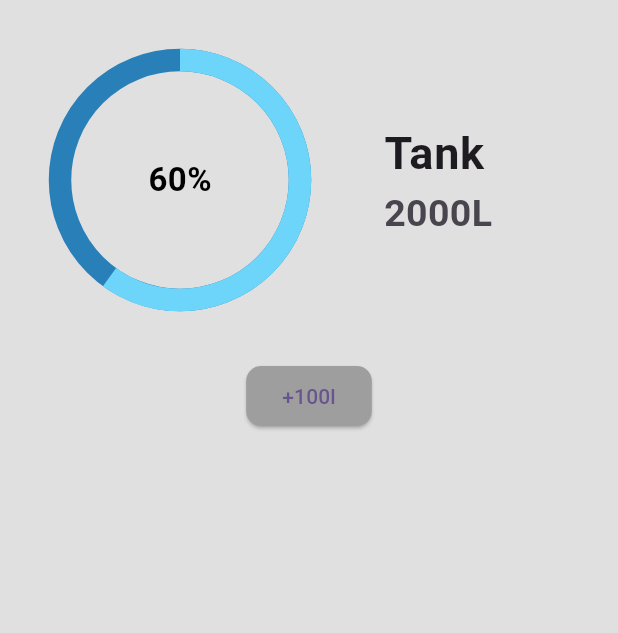
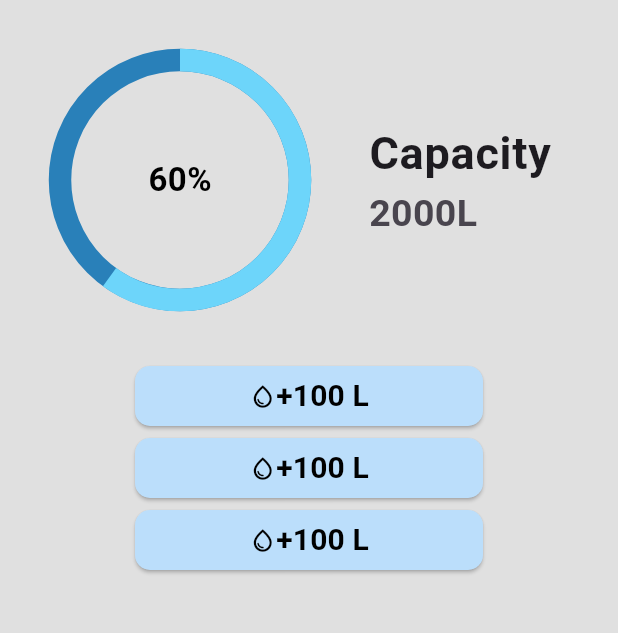
Before and after one commit to mr-riad/Water-Tracker-App, a Flutter app: the screen it shows after launch, on a phone screen of 412 x 824 dp, the part 84-717 px from its top. Run offline on Flutter 3.47's test engine with Material 3 defaults, Android fonts, the phone set to English and light mode, and no system bars.

Commit message:
custom button

```diff
--- a/lib/screens/home_screen.dart
+++ b/lib/screens/home_screen.dart
@@ -1,4 +1,6 @@
 import 'package:flutter/material.dart';
+
+import '../utills/button.dart';
 
 class HomeScreen extends StatefulWidget {
   const HomeScreen({super.key});
@@ -30,7 +32,12 @@ class _HomeScreenState extends State<HomeScreen> {
             child: Row(
               children: [
                 Container(
-                  margin: EdgeInsets.all(20),
+                  margin: EdgeInsets.only(
+                    left: 20,
+                    right: 10,
+                    top: 20,
+                    bottom: 20
+                  ),
                   padding: EdgeInsets.all(20),
                   height: 200,
                   width: 200,
@@ -63,7 +70,7 @@ class _HomeScreenState extends State<HomeScreen> {
                 ),
                 Expanded(
                   child: ListTile(
-                    title: Text("Tank",style: TextStyle(
+                    title: Text("Capacity",style: TextStyle(
                       fontWeight: FontWeight.bold,
                       fontSize: 30
                     ),),
@@ -78,18 +85,9 @@ class _HomeScreenState extends State<HomeScreen> {
             ),
           ),
 
-          Container(
-            child: ElevatedButton(
-              style: ElevatedButton.styleFrom(
-                backgroundColor: Colors.grey,
-                shape: RoundedRectangleBorder(
-                  borderRadius: BorderRadius.circular(10),
-                ),
-              ),
-              onPressed: () {},
-              child: Text("+100l"),
-            ),
-          ),
+          CustomButton(),
+          CustomButton(),
+          CustomButton(),
         ],
       ),
     );
--- /dev/null
+++ b/lib/utills/button.dart
@@ -0,0 +1,36 @@
+import 'package:flutter/material.dart';
+
+class CustomButton extends StatelessWidget {
+  const CustomButton({
+    super.key,
+  });
+
+  @override
+  Widget build(BuildContext context) {
+    return Padding(
+      padding: const EdgeInsets.symmetric(horizontal: 90),
+      child: ElevatedButton(
+        style: ElevatedButton.styleFrom(
+          backgroundColor: Colors.blue.shade100,
+          shape: RoundedRectangleBorder(
+            borderRadius: BorderRadius.circular(10),
+          ),
+        ),
+        onPressed: () {},
+        child: Row(
+          mainAxisAlignment: MainAxisAlignment.center,
+          children: [
+            Icon(Icons.water_drop_outlined,color: Colors.black,),
+            Text("+100 L",
+              style: TextStyle(
+                  color: Colors.black,
+                  fontSize: 20,
+                  fontWeight: FontWeight.bold
+              ),
+            ),
+          ],
+        ),
+      ),
+    );
+  }
+}
```
